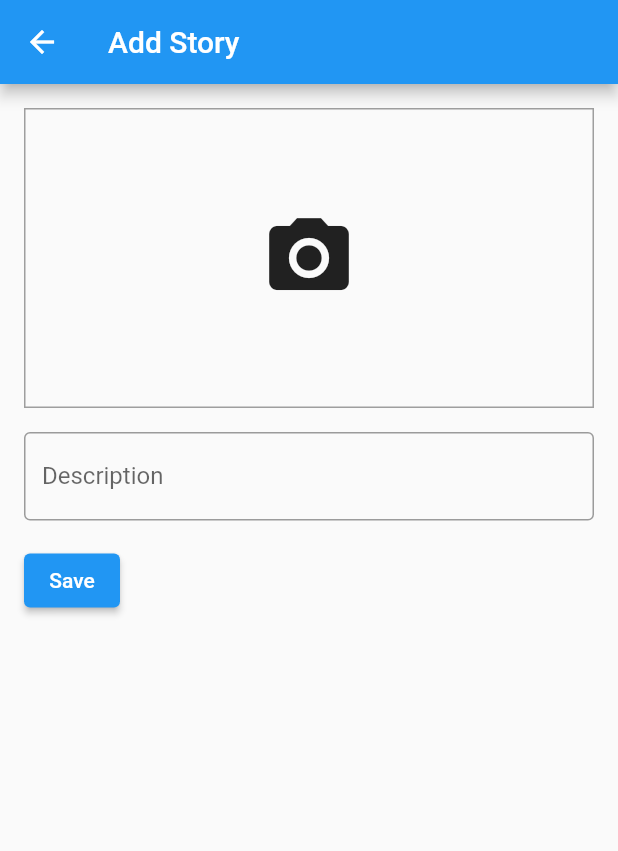
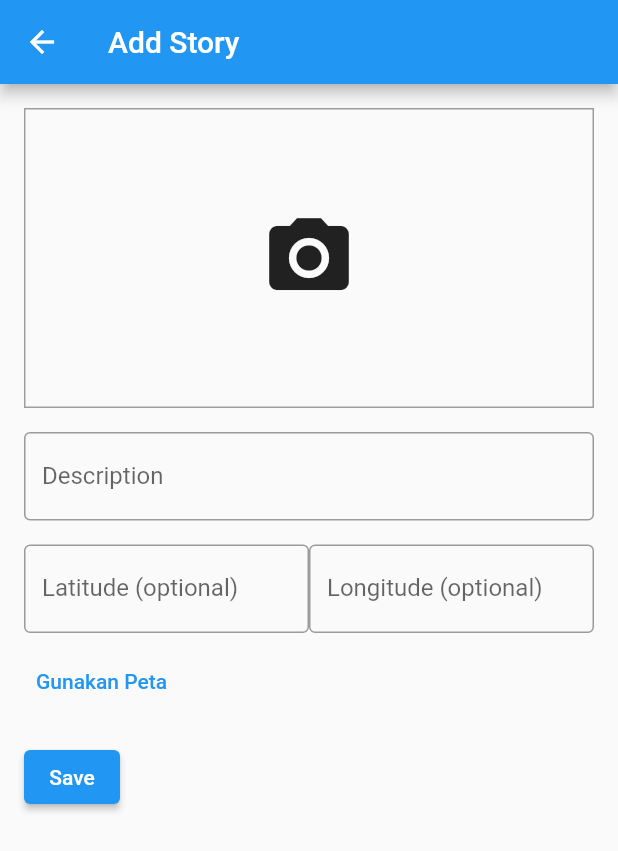
Before and after one commit to ahfasxp/story_app, a Flutter app: the AddStoryPage screen opened by its route, on a phone screen of 412 x 824 dp. Shown: the top 851 px of the screen. Run offline on Flutter 3.47's test engine with Material 2 defaults, Android fonts, the phone set to English and light mode, and no system bars; our stand-ins replace equatable, flutter_image_compress, geocoding, geolocator, get, get_storage and 3 more; accounts and stored records are empty; network calls fail.

Commit message:
add map to detail and add story

```diff
--- a/lib/main.dart
+++ b/lib/main.dart
@@ -1,11 +1,13 @@
 import 'package:flutter/material.dart';
 import 'package:get_storage/get_storage.dart';
 import 'package:go_router/go_router.dart';
+import 'package:google_maps_flutter/google_maps_flutter.dart';
 import 'package:story_app/data/remote/response/story_result.dart';
 import 'package:story_app/presentation/pages/add_story_page.dart';
 import 'package:story_app/presentation/pages/detail_story_page.dart';
 import 'package:story_app/presentation/pages/home_page.dart';
 import 'package:story_app/presentation/pages/login_page.dart';
+import 'package:story_app/presentation/pages/picker_map_page.dart';
 import 'package:story_app/presentation/pages/register_page.dart';
 
 Future<void> main() async {
@@ -32,7 +34,15 @@ class MyApp extends StatelessWidget {
           GoRoute(
             path: 'add-story',
             builder: (BuildContext context, GoRouterState state) {
-              return const AddStoryPage();
+              return AddStoryPage(
+                latLng: (state.extra != null) ? state.extra as LatLng : null,
+              );
+            },
+          ),
+          GoRoute(
+            path: 'picker-map',
+            builder: (BuildContext context, GoRouterState state) {
+              return const PickerMapPage();
             },
           ),
         ],
--- a/lib/presentation/controller/add_story_controller.dart
+++ b/lib/presentation/controller/add_story_controller.dart
@@ -15,6 +15,8 @@ class AddStoryController extends GetxController {
   Future<void> addStory(
     String description,
     File photo,
+    double? lat,
+    double? lon,
   ) async {
     try {
       isLoading.value = true;
@@ -23,6 +25,8 @@ class AddStoryController extends GetxController {
       await _remoteDataSource.addNewStory(
         description,
         compressPhoto!,
+        lat,
+        lon,
       );
       hasData.value = true;
       update();
--- a/lib/presentation/pages/add_story_page.dart
+++ b/lib/presentation/pages/add_story_page.dart
@@ -3,11 +3,13 @@ import 'dart:io';
 import 'package:flutter/material.dart';
 import 'package:get/get.dart';
 import 'package:go_router/go_router.dart';
+import 'package:google_maps_flutter/google_maps_flutter.dart';
 import 'package:image_picker/image_picker.dart';
 import 'package:story_app/presentation/controller/add_story_controller.dart';
 
 class AddStoryPage extends StatefulWidget {
-  const AddStoryPage({super.key});
+  final LatLng? latLng;
+  const AddStoryPage({super.key, this.latLng});
 
   @override
   State<AddStoryPage> createState() => _AddStoryPageState();
@@ -17,6 +19,8 @@ class _AddStoryPageState extends State<AddStoryPage> {
   final AddStoryController _addStoryController = Get.put(AddStoryController());
   final ImagePicker _picker = ImagePicker();
   final TextEditingController _descController = TextEditingController();
+  final TextEditingController _latController = TextEditingController();
+  final TextEditingController _lonController = TextEditingController();
 
   File? _image;
 
@@ -27,6 +31,24 @@ class _AddStoryPageState extends State<AddStoryPage> {
         _image = File(pickedImage.path);
       });
     }
+  }
+
+  @override
+  void initState() {
+    super.initState();
+    debugPrint(widget.latLng.toString());
+    if (widget.latLng != null) {
+      _latController.text = widget.latLng!.latitude.toString();
+      _lonController.text = widget.latLng!.longitude.toString();
+    }
+  }
+
+  @override
+  void dispose() {
+    _descController.dispose();
+    _latController.dispose();
+    _lonController.dispose();
+    super.dispose();
   }
 
   @override
@@ -93,9 +115,41 @@ class _AddStoryPageState extends State<AddStoryPage> {
                     ),
                   ),
                   const SizedBox(height: 16.0),
+                  Row(
+                    children: [
+                      Expanded(
+                        child: TextField(
+                          controller: _latController,
+                          decoration: const InputDecoration(
+                            labelText: 'Latitude (optional)',
+                            border: OutlineInputBorder(),
+                          ),
+                        ),
+                      ),
+                      Expanded(
+                        child: TextField(
+                          controller: _lonController,
+                          decoration: const InputDecoration(
+                            labelText: 'Longitude (optional)',
+                            border: OutlineInputBorder(),
+                          ),
+                        ),
+                      )
+                    ],
+                  ),
+                  const SizedBox(height: 8.0),
+                  TextButton(
+                    child: const Text('Gunakan Peta'),
+                    onPressed: () {
+                      context.go('/picker-map');
+                    },
+                  ),
+                  const SizedBox(height: 16.0),
                   ElevatedButton(
                     onPressed: () async {
                       String desc = _descController.text;
+                      double? lat = double.tryParse(_latController.text);
+                      double? lon = double.tryParse(_lonController.text);
                       if (_image == null) {
                         ScaffoldMessenger.of(context)
                             .showSnackBar(const SnackBar(
@@ -110,6 +164,8 @@ class _AddStoryPageState extends State<AddStoryPage> {
                         await dx.addStory(
                           desc,
                           _image!,
+                          lat,
+                          lon,
                         );
                         if (dx.hasData.value) {
                           // ignore: use_build_context_synchronously
--- a/pubspec.yaml
+++ b/pubspec.yaml
@@ -33,6 +33,8 @@ dependencies:
   flutter:
     sdk: flutter
   flutter_image_compress: ^1.1.3
+  geocoding: ^2.1.0
+  geolocator: ^9.0.2
   get: ^4.6.5
   get_storage: ^2.1.1
   go_router: ^6.5.0
```
Also changed, not shown: lib/data/remote/remote_date_source.dart (+8 -0 lines), lib/presentation/pages/detail_story_page.dart (+111 -5 lines), lib/presentation/pages/picker_map_page.dart (added, +248 -0 lines), pubspec.lock, 6 other files.
